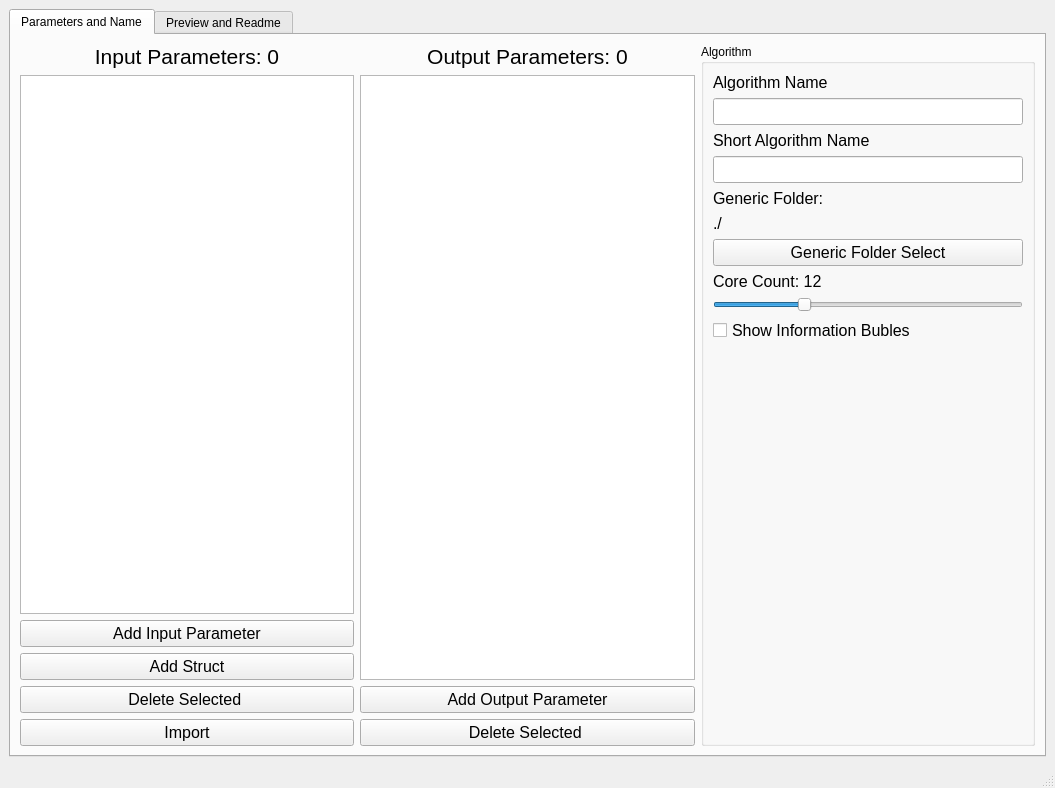
First picture: the form in code_gen/ui_files/main_page.ui, repository Berkay-Ates/c-config, before the edit.
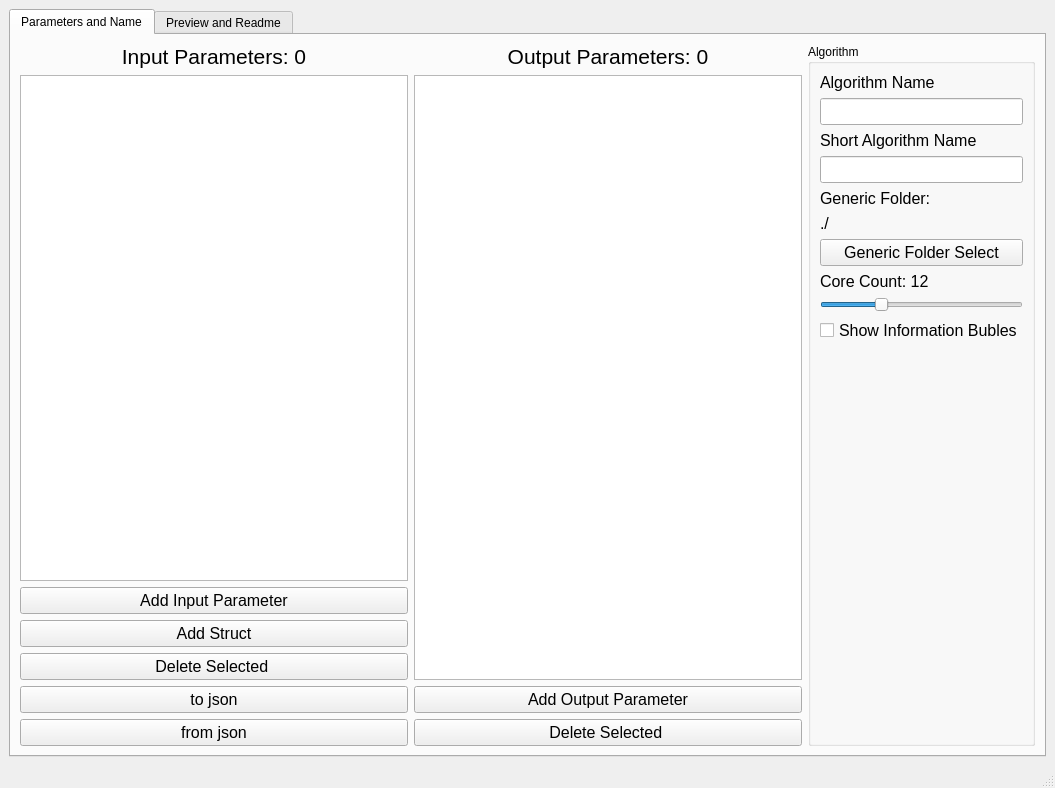
Second picture: the form after the edit.

Commit message: next is import feature

Patch:
```diff
--- a/code_gen/ui_files/main_page.ui
+++ b/code_gen/ui_files/main_page.ui
@@ -28,7 +28,7 @@
         <item row="0" column="2">
          <widget class="QGroupBox" name="groupBox">
           <property name="sizePolicy">
-           <sizepolicy hsizetype="Expanding" vsizetype="Minimum">
+           <sizepolicy hsizetype="Fixed" vsizetype="Expanding">
             <horstretch>0</horstretch>
             <verstretch>0</verstretch>
            </sizepolicy>
@@ -254,7 +254,19 @@
              </font>
             </property>
             <property name="text">
-             <string>Import</string>
+             <string>to json</string>
+            </property>
+           </widget>
+          </item>
+          <item>
+           <widget class="QPushButton" name="pushButton_from_json">
+            <property name="font">
+             <font>
+              <pointsize>12</pointsize>
+             </font>
+            </property>
+            <property name="text">
+             <string>from json</string>
             </property>
            </widget>
           </item>
```
Left out of the diff: 2 changed lines with no effect on the pictures. The commit also changes 23 other files.
